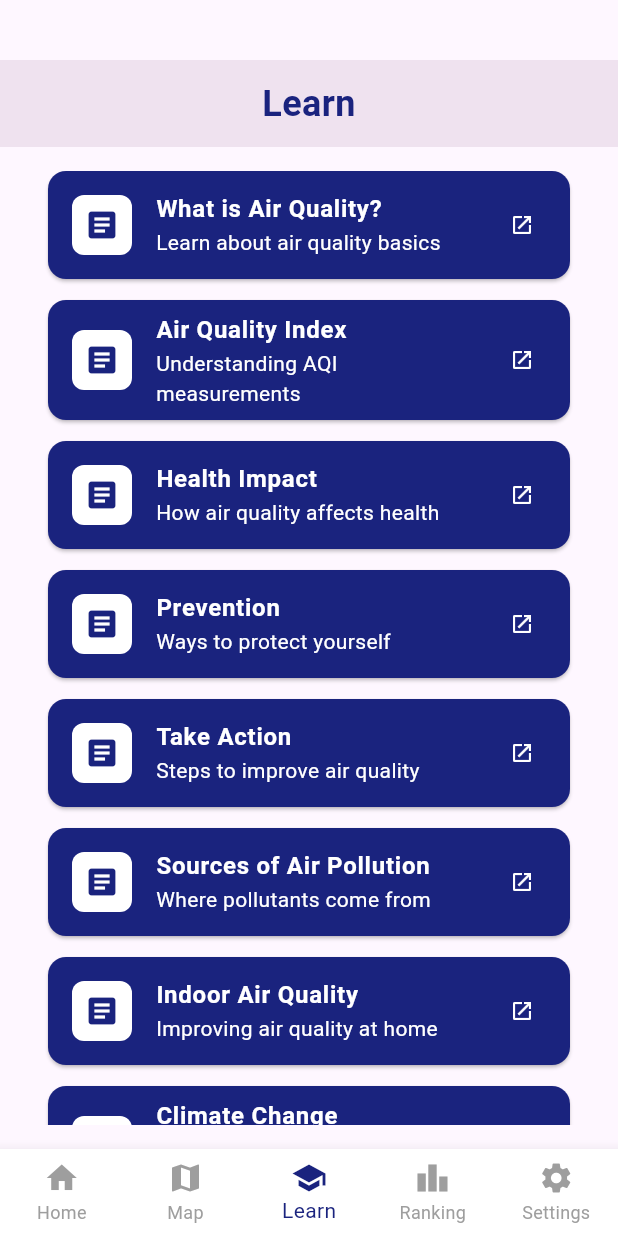
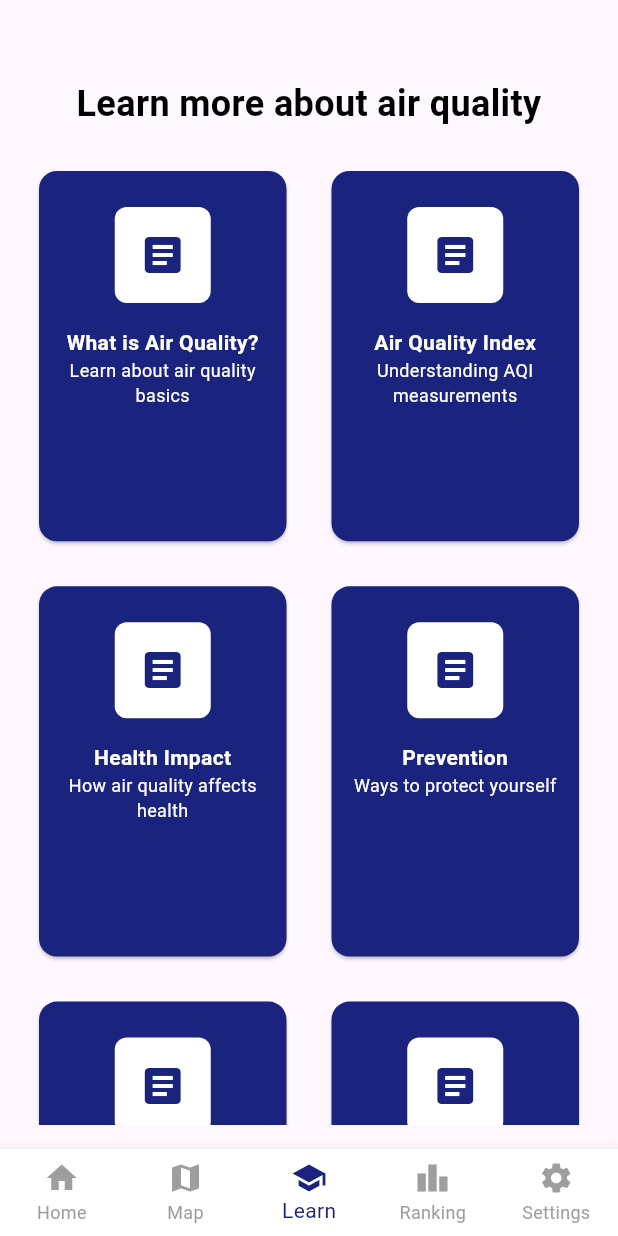
Before and after one commit to bube-ristovska/pulseeco, a Flutter app: the AirQualityScreen screen opened by its route, item 3 of the bottom bar chosen, on a phone screen of 412 x 824 dp. Run offline on Flutter 3.47's test engine with Material 3 defaults, Android fonts, the light colour scheme and no system bars; our stand-ins replace flutter_map, latlong2, permission_handler, shared_preferences; accounts and stored records are empty; network calls fail.

Commit message:
Final refactoring

```diff
--- a/lib/homescreen.dart
+++ b/lib/homescreen.dart
@@ -6,7 +6,7 @@ import 'cities.dart';
 import 'apicalls.dart';
 import 'package:shared_preferences/shared_preferences.dart';
 import 'dart:convert'; // Needed to encode/decode city objects
-//hi
+
 class HomeScreen extends StatefulWidget {
   const HomeScreen({super.key});
 
@@ -15,42 +15,55 @@ class HomeScreen extends StatefulWidget {
 }
 
 class _HomeScreenState extends State<HomeScreen> {
-  late List<City> selectedCities=[];
+  List<Sensor> sensors = [];
+  String selectedParticle = 'pm10';
+
+  late List<City> selectedCities = [];
+  final ScrollController _scrollController = ScrollController();
+  double _mapHeight = 200.0; // Initial map height
+
   @override
   void initState() {
     super.initState();
     _loadCitiesFromPrefs(); // Load saved cities on startup
+    _scrollController.addListener(_scrollListener); // Listen to scroll changes
+  }
+
+  void _scrollListener() {
+    final offset = _scrollController.offset;
+    setState(() {
+      // Reduce map height based on scroll position
+      _mapHeight = 200.0 - offset.clamp(0.0, 150.0); // Minimum height 50, max reduction 150
+    });
   }
 
   Map<String, Map<String, dynamic>> airQualityDataMap = {};
   bool isLoading = false;
+
   void _loadCitiesFromPrefs() async {
     SharedPreferences prefs = await SharedPreferences.getInstance();
-    List<String>? cityList=prefs.getStringList('selectedCities');
+    List<String>? cityList = prefs.getStringList('selectedCities');
 
     if (cityList != null) {
       setState(() {
-        selectedCities = cityList.map((cityJson) => City.fromMap(jsonDecode(cityJson))).toList();
+        selectedCities = cityList
+            .map((cityJson) => City.fromMap(jsonDecode(cityJson)))
+            .toList();
       });
     }
     await _fetchAllCitiesData();
   }
 
-
   @override
   void didChangeDependencies() {
     super.didChangeDependencies();
-    // Get the main city from route arguments
     final mainCity = ModalRoute.of(context)?.settings.arguments as City?;
     if (mainCity != null && selectedCities.isEmpty) {
       setState(() {
         selectedCities = [mainCity];
-
-
       });
       _fetchAllCitiesData();
-    }else if (selectedCities.isNotEmpty && airQualityDataMap.isEmpty) {
-      // Fetch data if cities are loaded but no data exists
+    } else if (selectedCities.isNotEmpty && airQualityDataMap.isEmpty) {
       _fetchAllCitiesData();
     }
   }
@@ -75,7 +88,7 @@ class _HomeScreenState extends State<HomeScreen> {
     await prefs.setStringList('selectedCities', cityList);
   }
 
-  Future<void> _fetchCityData(City city) async { // Changed to Future<void>
+  Future<void> _fetchCityData(City city) async {
     try {
       final data = await fetchAirQualityData(city.name);
       setState(() {
@@ -173,8 +186,9 @@ class _HomeScreenState extends State<HomeScreen> {
               const SizedBox(height: 16),
 
               // Main city map
-              Container(
-                height: 200,
+              AnimatedContainer(
+                duration: const Duration(milliseconds: 300),
+                height: _mapHeight,
                 decoration: BoxDecoration(
                   borderRadius: BorderRadius.circular(12),
                   boxShadow: [
@@ -216,7 +230,7 @@ class _HomeScreenState extends State<HomeScreen> {
                 ),
               ),
 
-              // Add this new Row widget
+              // This button should be outside the map, in a fixed position
               Padding(
                 padding: const EdgeInsets.only(top: 8.0),
                 child: Row(
@@ -264,7 +278,18 @@ class _HomeScreenState extends State<HomeScreen> {
 
               // Cities list
               Expanded(
+                child: NotificationListener<ScrollNotification>(
+                  onNotification: (scrollNotification) {
+                    if (scrollNotification is ScrollUpdateNotification) {
+                      setState(() {
+                        // Adjust map height based on scroll position
+                        _mapHeight = (200.0 - scrollNotification.metrics.pixels).clamp(0.0, 200.0);
+                      });
+                    }
+                    return true;
+                  },
                   child: ListView.builder(
+                    controller: _scrollController,
                     itemCount: selectedCities.length,
                     itemBuilder: (context, index) {
                       final city = selectedCities[index];
@@ -350,6 +375,7 @@ class _HomeScreenState extends State<HomeScreen> {
                     },
                   ),
                 ),
+              ),
             ],
           ),
         ),
--- a/lib/learnscreen.dart
+++ b/lib/learnscreen.dart
@@ -1,6 +1,6 @@
 import 'package:flutter/material.dart';
 import 'package:url_launcher/url_launcher.dart';
-//hi
+
 class LearnScreen extends StatelessWidget {
   const LearnScreen({Key? key}) : super(key: key);
 
@@ -13,12 +13,20 @@ class LearnScreen extends StatelessWidget {
 
   Widget _buildLearnCard(String title, String subtitle, String url) {
     return Card(
-      margin: const EdgeInsets.only(bottom: 14, left: 16, right: 16),
+      margin: const EdgeInsets.only(bottom: 26, left: 13, right: 13),
       color: const Color(0xFF1A237E),
-      child: ListTile(
-        leading: Container(
-          width: 40,
-          height: 40,
+      child: Padding(
+        padding: const EdgeInsets.symmetric(horizontal: 12, vertical: 24), // Increased padding
+        child:
+          InkWell(
+            onTap: () => _launchUrl(url),
+            child: Column(
+              crossAxisAlignment: CrossAxisAlignment.center,
+              children: [
+                // Icon with text below
+                Container(
+                  width: 64,
+                  height: 64,
                   decoration: BoxDecoration(
                     color: Colors.white,
                     borderRadius: BorderRadius.circular(8),
@@ -26,23 +34,34 @@ class LearnScreen extends StatelessWidget {
                   child: const Icon(
                     Icons.article,
                     color: Color(0xFF1A237E),
+                    size: 32,  // Increased icon size
                   ),
                 ),
-        title: Text(
+                const SizedBox(height: 16), // Increased space between the icon and text
+                // Title (Smaller font size)
+                Text(
                   title,
                   style: const TextStyle(
                     fontWeight: FontWeight.bold,
                     color: Colors.white,
+                    fontSize: 14,  // Reduced font size for the title
                   ),
+                  textAlign: TextAlign.center,
                 ),
-        subtitle: Text(
+                 // More space between title and subtitle
+                // Subtitle
+                Text(
                   subtitle,
                   style: const TextStyle(
                     color: Colors.white,
+                    fontSize: 12,  // Slightly smaller subtitle font to fit better
                   ),
+                  textAlign: TextAlign.center,
                 ),
-        trailing: const Icon(Icons.open_in_new, size: 16, color: Colors.white), // Changed to open_in_new icon
-        onTap: () => _launchUrl(url),
+              ],
+            ),
+          )
+
       ),
     );
   }
@@ -51,6 +70,7 @@ class LearnScreen extends StatelessWidget {
   Widget build(BuildContext context) {
     return Padding(
       padding: const EdgeInsets.only(top: 40.0, bottom: 16.0),
+      child: SingleChildScrollView(  // Wrap the entire content with SingleChildScrollView
         child: Column(
           crossAxisAlignment: CrossAxisAlignment.start,
           children: [
@@ -58,80 +78,98 @@ class LearnScreen extends StatelessWidget {
               width: double.infinity,
               padding: const EdgeInsets.symmetric(vertical: 12.0),
               decoration: const BoxDecoration(
-                color: Color(0xFFEFE2EF)
+                color: Color(0x00b9b8cf),
               ),
               child: const Text(
-              'Learn',
+                'Learn more about air quality',
                 textAlign: TextAlign.center,
                 style: TextStyle(
                   fontSize: 24,
                   fontWeight: FontWeight.bold,
-                color: Color(0xFF1A237E),
+                  color: Colors.black,
                 ),
               ),
             ),
             const SizedBox(height: 16),
-          Expanded(
-            child: Padding(
-              padding: const EdgeInsets.symmetric(horizontal: 16.0),
-              child: ListView(
-                children: [
-                  _buildLearnCard(
-                    'What is Air Quality?',
-                    'Learn about air quality basics',
-                    'https://www.epa.gov/indoor-air-quality-iaq/introduction-indoor-air-quality',
+            // GridView inside the scrollable column
+            Padding(
+              padding: const EdgeInsets.symmetric(horizontal: 13.0),
+              child: GridView.builder(
+                shrinkWrap: true,  // This makes the GridView take up only as much space as needed
+                physics: const NeverScrollableScrollPhysics(),  // Disable scroll on the GridView itself
+                gridDelegate: SliverGridDelegateWithFixedCrossAxisCount(
+                  crossAxisCount: 2, // Two columns
+                  crossAxisSpacing: 4.0, // Spacing between columns
+                  mainAxisSpacing: 4.0, // Spacing between rows
+                  childAspectRatio: 0.7, // Adjusted the aspect ratio for a taller card
                 ),
-                  _buildLearnCard(
-                    'Air Quality Index',
-                    'Understanding AQI measurements',
-                    'https://www.airnow.gov/aqi/aqi-basics/',
+                itemCount: 10, // Number of items in the grid
+                itemBuilder: (context, index) {
+                  // Use a list of titles, subtitles, and URLs
+                  List<Map<String, String>> cardData = [
+                    {
+                      'title': 'What is Air Quality?',
+                      'subtitle': 'Learn about air quality basics',
+                      'url': 'https://www.epa.gov/indoor-air-quality-iaq/introduction-indoor-air-quality',
+                    },
+                    {
+                      'title': 'Air Quality Index',
+                      'subtitle': 'Understanding AQI measurements',
+                      'url': 'https://www.airnow.gov/aqi/aqi-basics/',
+                    },
+                    {
+                      'title': 'Health Impact',
+                      'subtitle': 'How air quality affects health',
+                      'url': 'https://www.who.int/health-topics/air-pollution',
+                    },
+                    {
+                      'title': 'Prevention',
+                      'subtitle': 'Ways to protect yourself',
+                      'url': 'https://www.epa.gov/indoor-air-quality-iaq/protecting-yourself-smoke',
+                    },
+                    {
+                      'title': 'Take Action',
+                      'subtitle': 'Steps to improve air quality',
+                      'url': 'https://www.epa.gov/indoor-air-quality-iaq/improving-indoor-air-quality',
+                    },
+                    {
+                      'title': 'Sources of Air Pollution',
+                      'subtitle': 'Where pollutants come from',
+                      'url': 'https://www.epa.gov/indoor-air-quality-iaq/indoor-pollutants-and-sources',
+                    },
+                    {
+                      'title': 'Indoor Air Quality',
+                      'subtitle': 'Improving air quality at home',
+                      'url': 'https://www.epa.gov/indoor-air-quality-iaq',
+                    },
+                    {
+                      'title': 'Climate Change',
+                      'subtitle': 'The connection between air quality and the environment',
+                      'url': 'https://www.epa.gov/climate-change',
+                    },
+                    {
+                      'title': 'Children and Air Pollution',
+                      'subtitle': 'Special concerns for kids',
+                      'url': 'https://www.epa.gov/children/protecting-childrens-health-and-environment',
+                    },
+                    {
+                      'title': 'Monitoring Air Quality',
+                      'subtitle': 'How air quality is tracked',
+                      'url': 'https://www.airnow.gov/how-to-use-this-site/',
+                    },
+                  ];
+
+                  return _buildLearnCard(
+                    cardData[index]['title']!,
+                    cardData[index]['subtitle']!,
+                    cardData[index]['url']!,
+                  );
+                },
               ),
-                  _buildLearnCard(
-                    'Health Impact',
-                    'How air quality affects health',
-                    'https://www.who.int/health-topics/air-pollution',
-                  ),
-                  _buildLearnCard(
-                    'Prevention',
-                    'Ways to protect yourself',
-                    'https://www.epa.gov/indoor-air-quality-iaq/protecting-yourself-smoke',
-                  ),
-                  _buildLearnCard(
-                    'Take Action',
-                    'Steps to improve air quality',
-                    'https://www.epa.gov/indoor-air-quality-iaq/improving-indoor-air-quality',
-                  ),
-                  _buildLearnCard(
-                    'Sources of Air Pollution',
-                    'Where pollutants come from',
-                    'https://www.epa.gov/indoor-air-quality-iaq/indoor-pollutants-and-sources',
-                  ),
-                  _buildLearnCard(
-                    'Indoor Air Quality',
-                    'Improving air quality at home',
-                    'https://www.epa.gov/indoor-air-quality-iaq',
-                  ),
-                  _buildLearnCard(
-                    'Climate Change',
-                    'The connection between air quality and the environment',
-                    'https://www.epa.gov/climate-change',
-                  ),
-                  _buildLearnCard(
-                    'Children and Air Pollution',
-                    'Special concerns for kids',
-                    'https://www.epa.gov/children/protecting-childrens-health-and-environment',
-                  ),
-                  _buildLearnCard(
-                    'Monitoring Air Quality',
-                    'How air quality is tracked',
-                    'https://www.airnow.gov/how-to-use-this-site/',
             ),
           ],
         ),
       ),
-          ),
-        ],
-      ),
     );
   }
 }
--- a/lib/rankingscreen.dart
+++ b/lib/rankingscreen.dart
@@ -22,7 +22,11 @@ class _RankingScreenState extends State<RankingScreen> {
 
   Future<void> _fetchRankings() async {
     try {
-      setState(() => isLoading = true);
+      setState(() {
+        isLoading = true;  // Show loading indicator
+        errorMessage = null;  // Clear any previous error message
+      });
+
       final rankings = await ApiService.fetchPollutionRanking();
 
       setState(() {
@@ -117,7 +121,7 @@ class _RankingScreenState extends State<RankingScreen> {
           width: isCenter ? 120 : 100,
           height: isCenter ? 120 : 100,
           decoration: BoxDecoration(
-            color: const Color(0xFF3A36DB),
+            color: const Color(0xFF1A237E),
             shape: BoxShape.circle,
             boxShadow: [
               BoxShadow(
@@ -128,16 +132,24 @@ class _RankingScreenState extends State<RankingScreen> {
             ],
           ),
           child: Center(
-            child: Text(
-              city['value'],
-              style: const TextStyle(
-                color: Colors.white,
-                fontSize: 24,
-                fontWeight: FontWeight.bold,
+            child: RichText(
+              text: TextSpan(
+                text: city['value'],
+                style: TextStyle(fontSize: 22, fontWeight: FontWeight.bold),
+                children: const <TextSpan> [
+                  TextSpan(
+                    text: '\nµg/m³',
+                    style: TextStyle(fontSize: 10, fontWeight: FontWeight.w600),
+
+                  )
+                ],
               ),
+              textAlign: TextAlign.center,
+            )
+              ,
             ),
           ),
-        ),
+
         Padding(
           padding: const EdgeInsets.only(top: 8.0),
           child: Text(
@@ -175,7 +187,7 @@ class _RankingScreenState extends State<RankingScreen> {
           style: const TextStyle(fontWeight: FontWeight.w500),
         ),
         trailing: Text(
-          city['value'],
+          '${city['value']} µg/m³',
           style: const TextStyle(fontWeight: FontWeight.bold),
         ),
       ),
```
Lines whose indentation alone changed are shown as unchanged.
